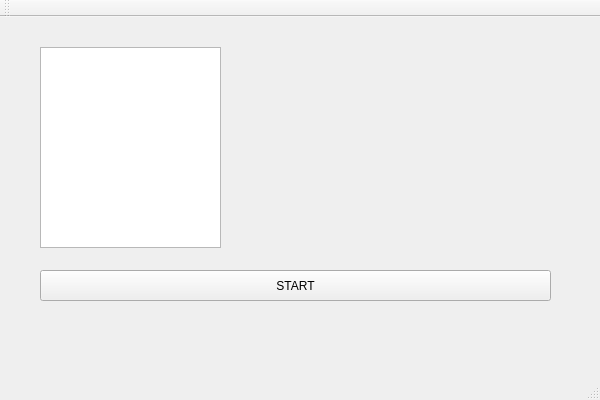
First picture: the form in Scribble/Scribble/WaitingRoom.ui, repository PopescuFilip/Scribble, before the edit.
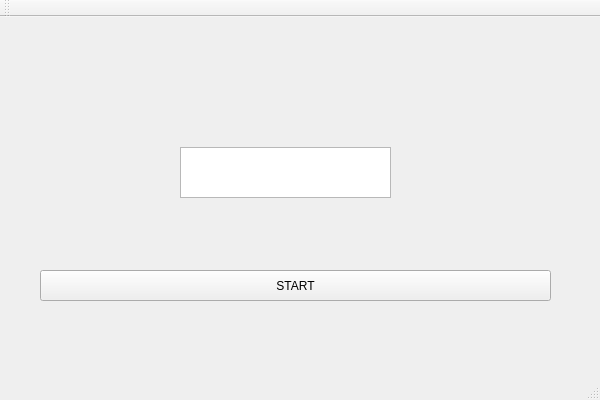
Second picture: the form after the edit.

Commit message: I changed the shape of the start button and colored the WaitingRoom

Diff of the .ui file:
```diff
--- a/Scribble/Scribble/WaitingRoom.ui
+++ b/Scribble/Scribble/WaitingRoom.ui
@@ -30,10 +30,10 @@
    <widget class="QTextEdit" name="textEdit">
     <property name="geometry">
      <rect>
-      <x>40</x>
-      <y>30</y>
-      <width>181</width>
-      <height>201</height>
+      <x>180</x>
+      <y>130</y>
+      <width>211</width>
+      <height>51</height>
      </rect>
     </property>
    </widget>
```
The commit also changes 3 other files.
